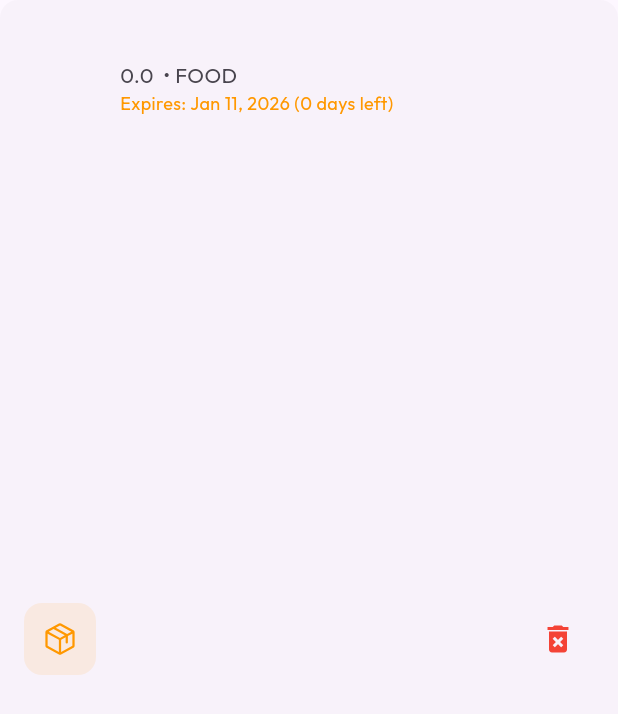
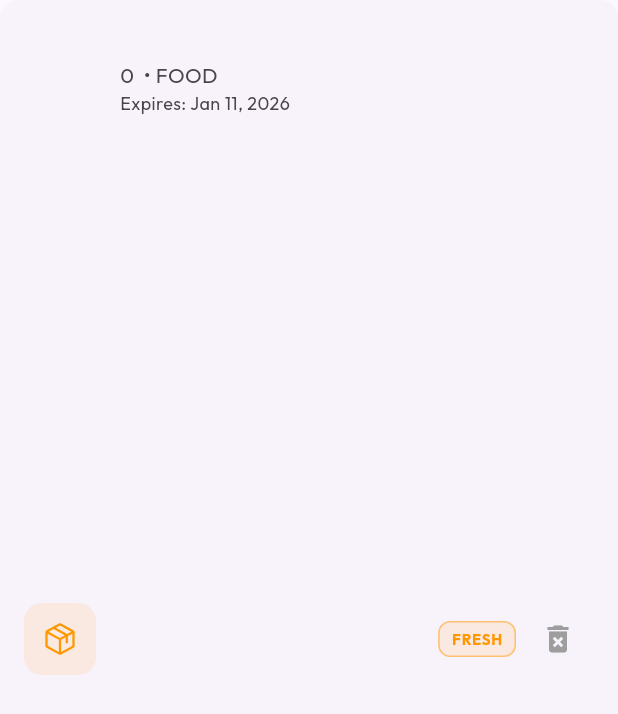
Before and after one commit to ashiquekp/expirely_2.0, a Flutter app: the ProductCard widget shown alone on an empty page, opened directly with empty values, on a phone screen of 412 x 824 dp. Shown: the top 714 px of the screen. Run offline on Flutter 3.47's test engine with Material 3 defaults, Android fonts, the phone set to English and light mode, and no system bars; our stand-ins replace flutter_local_notifications, flutter_riverpod, flutter_timezone, go_router, google_fonts, hive and 3 more; accounts and stored records are empty.

Commit message:
product card Ui changes

```diff
--- a/lib/presentation/widgets/product_card.dart
+++ b/lib/presentation/widgets/product_card.dart
@@ -1,4 +1,3 @@
-
 import 'package:flutter/material.dart';
 import 'package:intl/intl.dart';
 import 'package:phosphor_flutter/phosphor_flutter.dart';
@@ -7,7 +6,8 @@ import '../../data/models/product_model.dart';
 class ProductCard extends StatelessWidget {
   final ProductModel product;
   final VoidCallback? onDelete;
-  final VoidCallback? onEdit; // Not implementing Edit fully yet, but good to have
+  final VoidCallback?
+  onEdit; // Not implementing Edit fully yet, but good to have
 
   const ProductCard({
     super.key,
@@ -20,22 +20,31 @@ class ProductCard extends StatelessWidget {
   Widget build(BuildContext context) {
     final days = product.daysRemaining;
     Color statusColor;
-    String statusText;
+    //String statusText;
 
     if (days < 0) {
       statusColor = Colors.red;
-      statusText = 'Expired';
+     // statusText = 'Expired';
     } else if (days <= 7) {
       statusColor = Colors.orange;
-      statusText = '$days days left';
+      //statusText = '$days days left';
     } else {
       statusColor = Colors.green;
-      statusText = 'Fresh';
+      //statusText = 'Fresh';
+    }
+
+    String displayedQuantity = product.quantity % 1 == 0
+        ? product.quantity.toInt().toString()
+        : product.quantity.toString();
+    String displayedUnit = product.unit;
+    if (displayedUnit.toLowerCase() == 'items' && product.quantity == 1) {
+      displayedUnit = 'item';
     }
 
     return Card(
       margin: const EdgeInsets.only(bottom: 12),
-        elevation: 0, // Using outlined or filled variant style often looks cleaner
+      elevation:
+          0, // Using outlined or filled variant style often looks cleaner
       color: Theme.of(context).colorScheme.surfaceContainerLow,
       child: ListTile(
         contentPadding: const EdgeInsets.symmetric(horizontal: 16, vertical: 8),
@@ -58,17 +67,47 @@ class ProductCard extends StatelessWidget {
         subtitle: Column(
           crossAxisAlignment: CrossAxisAlignment.start,
           children: [
-              Text('${product.quantity} ${product.unit} • ${product.category.name.toUpperCase()}'),
             Text(
-                'Expires: ${DateFormat.yMMMd().format(product.expiryDate)} ($statusText)',
-                style: TextStyle(color: statusColor, fontSize: 12),
+              '$displayedQuantity $displayedUnit • ${product.category.name.toUpperCase()}',
+            ),
+            Text(
+              'Expires: ${DateFormat.yMMMd().format(product.expiryDate)}',
+              style: const TextStyle(fontSize: 12),
             ),
           ],
         ),
-          trailing: IconButton(
-            icon: const Icon(Icons.delete_forever, size: 24, color: Colors.red),
+        trailing: Row(
+          mainAxisSize: MainAxisSize.min,
+          children: [
+            Container(
+              padding: const EdgeInsets.symmetric(horizontal: 8, vertical: 4),
+              decoration: BoxDecoration(
+                color: statusColor.withValues(alpha: 0.1),
+                borderRadius: BorderRadius.circular(8),
+                border: Border.all(color: statusColor.withValues(alpha: 0.5)),
+              ),
+              child: Text(
+                days < 0
+                    ? 'EXPIRED'
+                    : (days == 1 ? '$days DAY LEFT' :  days > 1 && days <= 7 ? '$days DAYS LEFT' : 'FRESH'),
+                style: TextStyle(
+                  color: statusColor,
+                  fontWeight: FontWeight.bold,
+                  fontSize: 10,
+                ),
+              ),
+            ),
+            const SizedBox(width: 4),
+            IconButton(
+              icon: const Icon(
+                Icons.delete_forever,
+                size: 24,
+                color: Colors.grey,
+              ), // Grey to not distract from status
               onPressed: onDelete,
               tooltip: 'Delete Product',
+            ),
+          ],
         ),
       ),
     );
```
Lines whose indentation alone changed are shown as unchanged.
